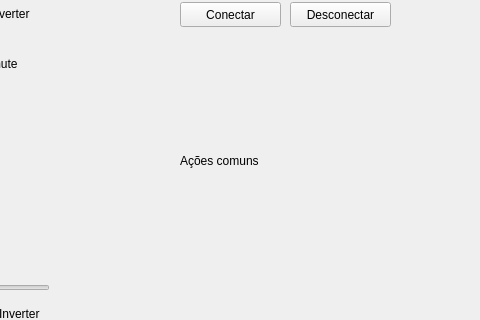
Above: SSL-F180/Controle/Brennand/brennand.ui from maracatronics/autonomos_coletivos before the change; both pictures show x 370 to 850 and y 145 to 465 of the 1366 by 768 pixel window. Below: the same form after it.
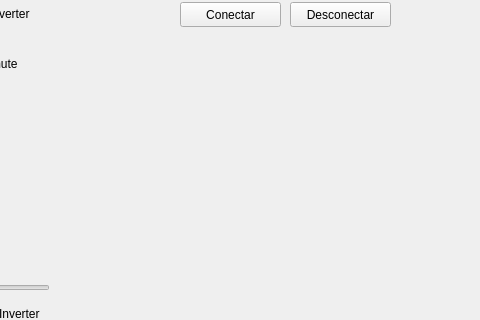
That is the form after the change. Icons and pictures are not drawn.

The edit to the form file:
```diff
--- a/SSL-F180/Controle/Brennand/brennand.ui
+++ b/SSL-F180/Controle/Brennand/brennand.ui
@@ -1301,29 +1301,6 @@
      <string>Desconectar</string>
     </property>
    </widget>
-   <widget class="QLabel" name="label_14">
-    <property name="geometry">
-     <rect>
-      <x>550</x>
-      <y>280</y>
-      <width>121</width>
-      <height>17</height>
-     </rect>
-    </property>
-    <property name="text">
-     <string>Ações comuns</string>
-    </property>
-   </widget>
-  </widget>
-  <widget class="QMenuBar" name="menuBar">
-   <property name="geometry">
-    <rect>
-     <x>0</x>
-     <y>0</y>
-     <width>1366</width>
-     <height>22</height>
-    </rect>
-   </property>
   </widget>
   <widget class="QToolBar" name="mainToolBar">
    <attribute name="toolBarArea">
```
